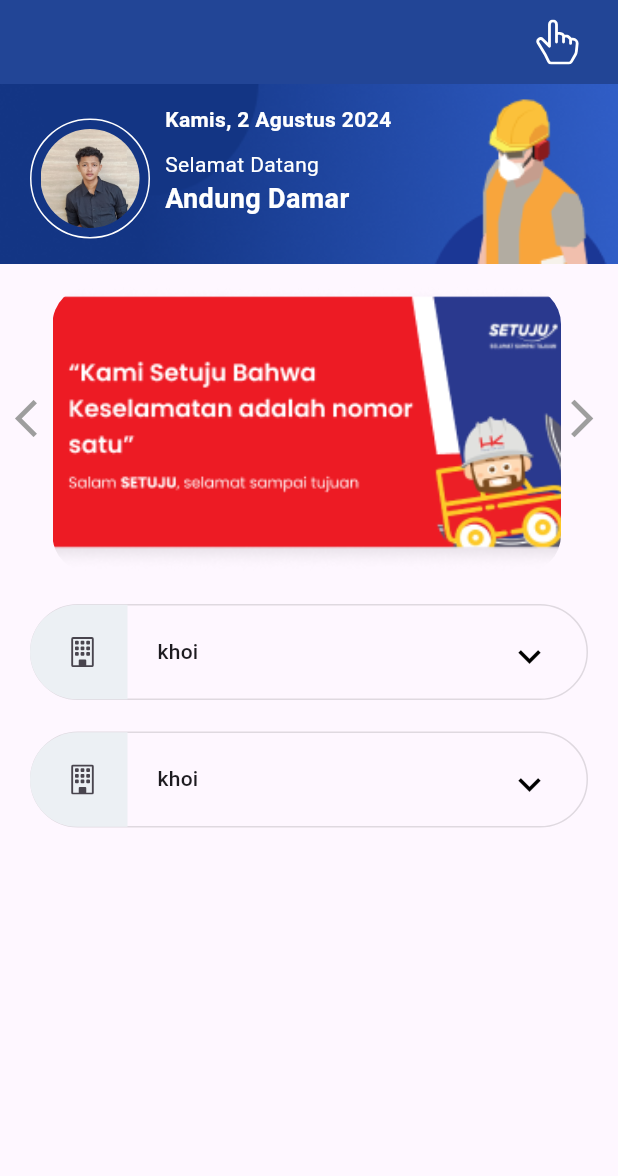
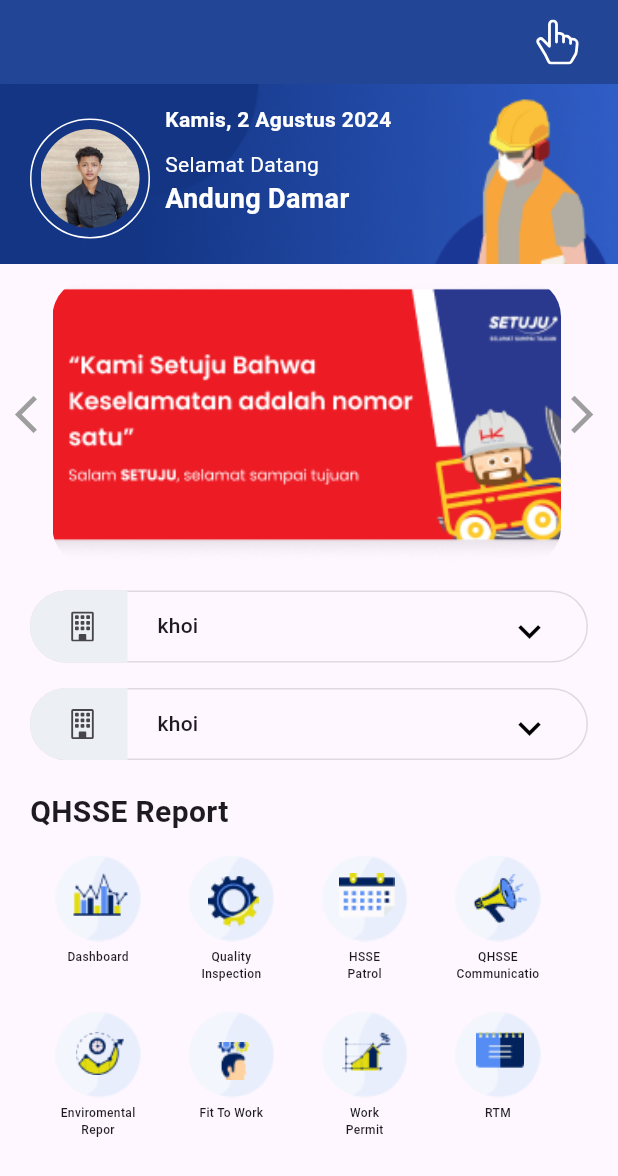
Before and after one commit to nasidfurqon/hk_shield, a Flutter app: the HomePage screen opened directly, on a phone screen of 412 x 824 dp. Shown: the top 1176 px of the screen. Run offline on Flutter 3.47's test engine with Material 3 defaults, Android fonts, the phone set to English and light mode, and no system bars; drawn by our look-alikes of carousel_slider; our stand-ins replace bootstrap_icons, dropdown_button2.

Commit message:
ver: 0.0.1 feat: quick menu ui home fix: -

```diff
--- /dev/null
+++ b/lib/Data/Models/menu_model.dart
@@ -0,0 +1,10 @@
+import 'package:flutter/cupertino.dart';
+import 'package:flutter/material.dart';
+
+class MenuItemModel{
+  final String label;
+  final String image;
+  final Widget? route;
+
+  MenuItemModel({required this.label, required this.image, this.route});
+}
--- a/lib/View/Page/Auth/login_page.dart
+++ b/lib/View/Page/Auth/login_page.dart
@@ -99,7 +99,6 @@
               Padding(
                 padding: EdgeInsets.only(top: 70),
                 child: Image.asset('assets/logoHK.png',)
-                ,
               )
             ],
           ),
--- a/lib/View/Page/Home/home_page.dart
+++ b/lib/View/Page/Home/home_page.dart
@@ -1,5 +1,6 @@
 import "package:flutter/material.dart";
 import "package:hk_shield/Data/Models/dropdown_model.dart";
+import "package:hk_shield/View/Page/Home/quick_menu.dart";
 import "package:hk_shield/View/Widget/custom_carousel.dart";
 import "package:hk_shield/View/Widget/custom_dropdown.dart";
 import "package:hk_shield/View/Widget/custom_scaffold.dart";
@@ -100,7 +101,9 @@
             Padding(
               padding: EdgeInsets.symmetric(horizontal: 20),
               child: Column(
-                  children: [ CustomDropdown(
+                crossAxisAlignment: CrossAxisAlignment.start,
+                  children: [
+                    CustomDropdown(
                       hint: 'Divisi',
                       value: coba[0].id,
                       items: coba,
@@ -111,11 +114,21 @@
                         items: coba,
                         value: coba[0].id,
                         validatorLabel: 'input data'
-                    )
+                    ),
+                    SizedBox(height: 20,),
+                    Text(
+                      'QHSSE Report',
+                      textAlign: TextAlign.start,
+                      style: TextStyle(
+                        fontWeight: FontWeight.bold,
+                        fontSize: 20
+                      ),
+                    ),
+                    SizedBox(height: 10,),
+                    QuickMenu()
                   ]
               ),
             ),
-
           ],
         ),
       ),
--- /dev/null
+++ b/lib/View/Page/Home/quick_menu.dart
@@ -0,0 +1,104 @@
+import 'dart:math';
+
+import 'package:flutter/material.dart';
+import 'package:hk_shield/Data/Models/menu_model.dart';
+
+class QuickMenu extends StatefulWidget {
+  const QuickMenu({super.key});
+
+  @override
+  State<QuickMenu> createState() => _QuickMenuState();
+}
+
+class _QuickMenuState extends State<QuickMenu> {
+  List<MenuItemModel> generateMenu = [
+    MenuItemModel(
+        label: 'Dashboard',
+        image: 'assets/dashboard.png',
+        route: null
+    ),
+    MenuItemModel(
+        label: 'Quality\nInspection',
+        image: 'assets/quality_inspection.png',
+        route: null
+    ),
+    MenuItemModel(
+        label: 'HSSE\nPatrol',
+        image: 'assets/hsse_patrol.png',
+        route: null
+    ),
+    MenuItemModel(
+        label: 'QHSSE\nCommunication',
+        image: 'assets/qhsse_communication.png',
+        route: null
+    ),
+    MenuItemModel(
+        label: 'Enviromental\nRepor',
+        image: 'assets/enviromental_report.png',
+        route: null
+    ),
+    MenuItemModel(
+        label: 'Fit To Work',
+        image: 'assets/fit_to_work_1.png',
+        route: null
+    ),
+    MenuItemModel(
+        label: 'Work\nPermit',
+        image: 'assets/work_permit.png',
+        route: null
+    ),
+    MenuItemModel(
+        label: 'RTM',
+        image: 'assets/rtm.png',
+        route: null
+    ),
+  ];
+
+  @override
+  Widget build(BuildContext context) {
+    return  Padding(
+      padding: const EdgeInsets.symmetric(horizontal: 16),
+      child: Wrap(
+        spacing: 30,
+        runSpacing: 15,
+        alignment: WrapAlignment.center,
+        children: generateMenu.map((item) => _buildMenu(item)).toList(),
+      ),
+    );
+  }
+
+  Widget _buildMenu(MenuItemModel item){
+    return SizedBox(
+      width:  MediaQuery.of(context).size.width / 7,
+      child: Column(
+        children: [
+          const SizedBox(height: 5, ),
+          Stack(
+            children: [
+              Image.asset('assets/bg_menu.png'),
+              SafeArea(
+                  child:
+                    Padding(padding: EdgeInsets.only(left: 10, top: 10),
+                      child:
+                        Image.asset(item.image, width: 40,)
+                  ,)
+              )
+            ]
+          ),
+          const SizedBox(height: 5,),
+          SizedBox(
+            width: double.infinity,
+            child: Text(
+              item.label,
+              textAlign: TextAlign.center,
+              softWrap: true,
+              maxLines: 2,
+              overflow: TextOverflow.visible,
+              style: const TextStyle(fontSize: 8, fontWeight: FontWeight.w500),
+            ),
+          ),
+        ],
+      ),
+    );
+  }
+}
--- a/lib/View/Widget/custom_carousel.dart
+++ b/lib/View/Widget/custom_carousel.dart
@@ -23,7 +23,7 @@
       alignment: Alignment.center,
       children: [
         Padding(
-          padding: const EdgeInsets.only(left: 35, right: 38, top: 15),
+          padding: const EdgeInsets.only(left: 35, right: 38, top: 10),
           child: CarouselSlider(
               items: images.map((image) {
                 return ClipRRect(
--- a/lib/View/Widget/custom_dropdown.dart
+++ b/lib/View/Widget/custom_dropdown.dart
@@ -23,13 +23,12 @@
             fontWeight: FontWeight.w600
           ),
         ),
-        const SizedBox(height: 4,),
         DropdownButtonFormField2<String>(
             isExpanded: true,
             decoration: InputDecoration(
               prefixIcon: Container(
                 width: 65,
-                height: 63,
+                height: 40,
                 decoration: BoxDecoration(
                   color: Color(0xffECF0F4),
                   borderRadius: BorderRadius.only(topLeft: Radius.circular(40), bottomLeft: Radius.circular(40))
@@ -41,7 +40,7 @@
                     Icon(BootstrapIcons.building)
                 ),
               ),
-              contentPadding: EdgeInsets.symmetric(vertical: 20),
+              contentPadding: EdgeInsets.symmetric(vertical: 10),
               border:OutlineInputBorder(
                 borderRadius:BorderRadius.circular(30),
                 borderSide: BorderSide(
```
Also changed, not shown: assets/bg_menu.png (added), assets/dashboard.png (added), assets/enviromental_report.png (added), assets/fit_to_work.png (added), assets/fit_to_work_1.png (added), assets/hsse_patrol.png (added), assets/qhsse_communication.png (added), assets/quality_inspection.png (added), assets/rtm.png (added), assets/work_permit.png (added).
